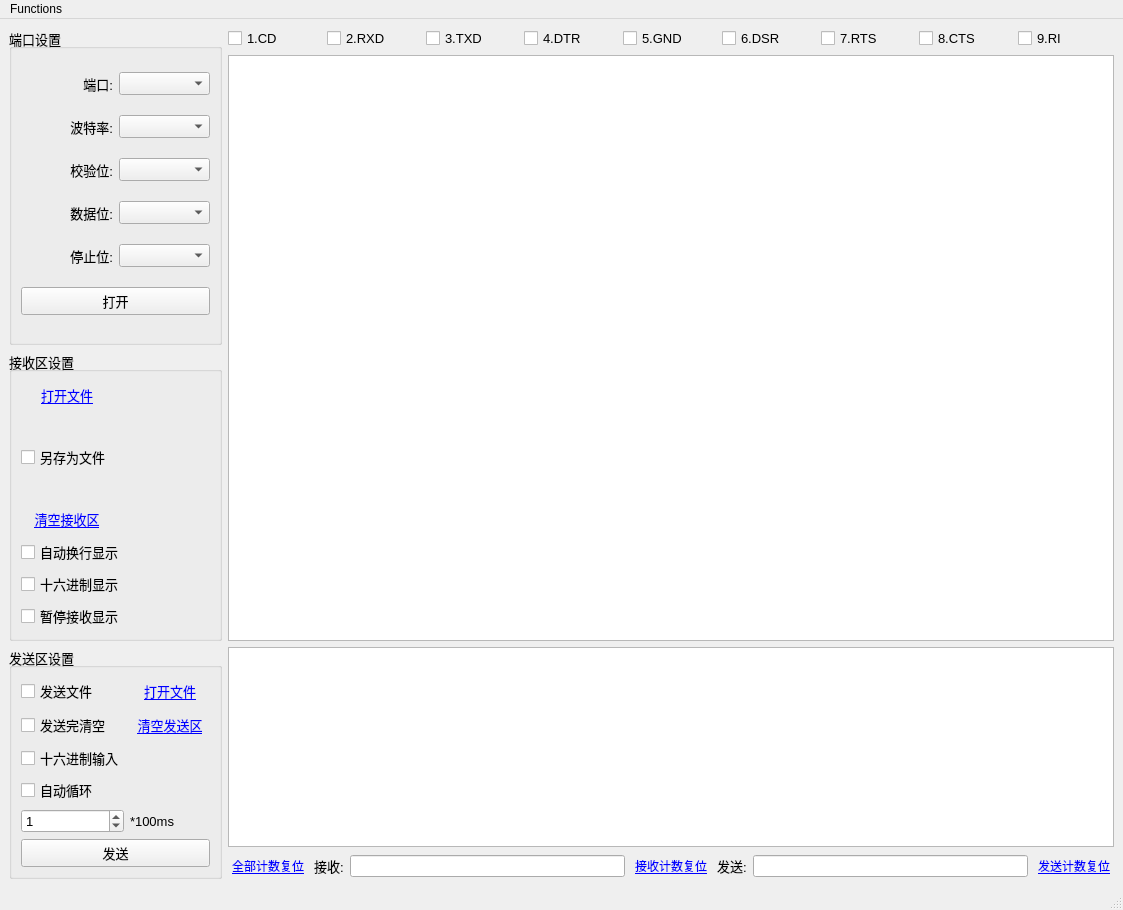
The window that serialport/serialportform.ui (caroid/pyqt-serialport) describes before a commit, drawn with Qt 5.
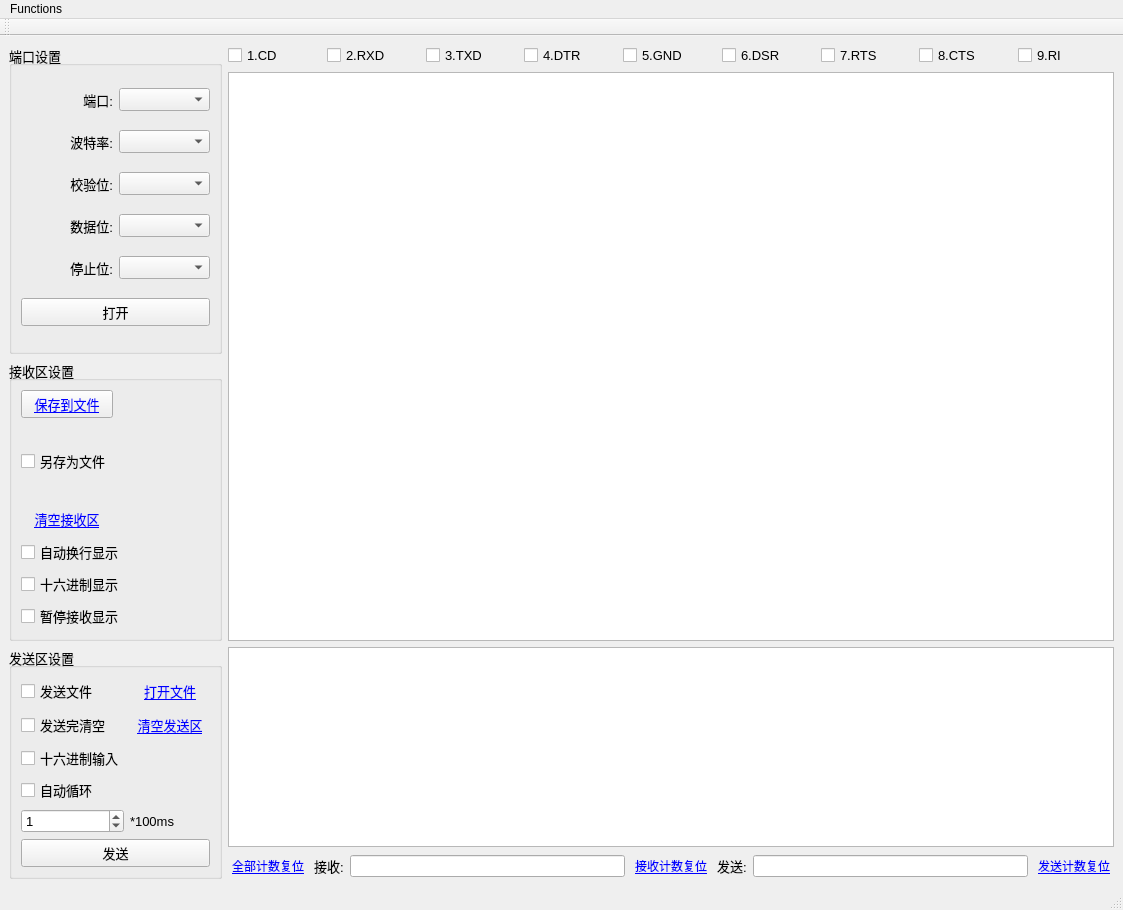
The same window after the commit.

Commit message: base edition for Data Received/Send with HEX format.

```diff
--- a/serialport/serialportform.ui
+++ b/serialport/serialportform.ui
@@ -291,10 +291,10 @@
 color:blue;</string>
          </property>
          <property name="text">
-          <string>打开文件</string>
+          <string>保存到文件</string>
          </property>
          <property name="flat">
-          <bool>true</bool>
+          <bool>false</bool>
          </property>
         </widget>
        </item>
@@ -563,6 +563,17 @@
    <addaction name="menuFunctions"/>
   </widget>
   <widget class="QStatusBar" name="statusbar"/>
+  <widget class="QToolBar" name="toolBar">
+   <property name="windowTitle">
+    <string>toolBar</string>
+   </property>
+   <attribute name="toolBarArea">
+    <enum>TopToolBarArea</enum>
+   </attribute>
+   <attribute name="toolBarBreak">
+    <bool>false</bool>
+   </attribute>
+  </widget>
   <action name="actionUART_GUI">
    <property name="text">
     <string>UART GUI</string>
```
Left out of the diff: 9 changed lines with no effect on the pictures. The commit also changes 2 other files.
